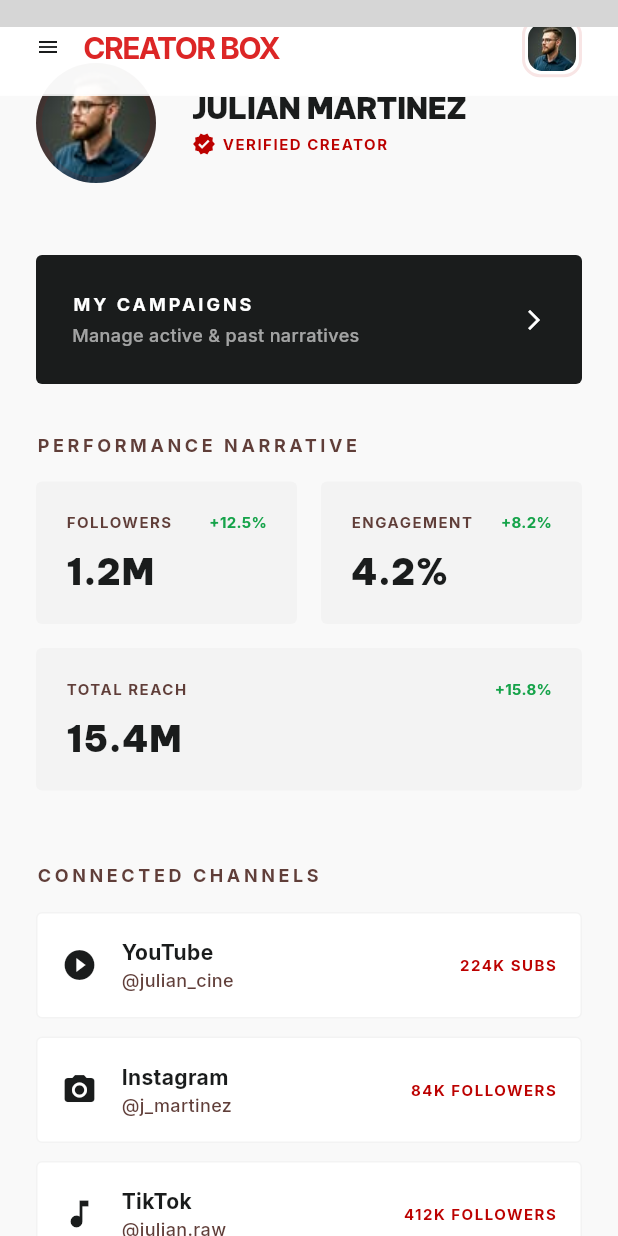
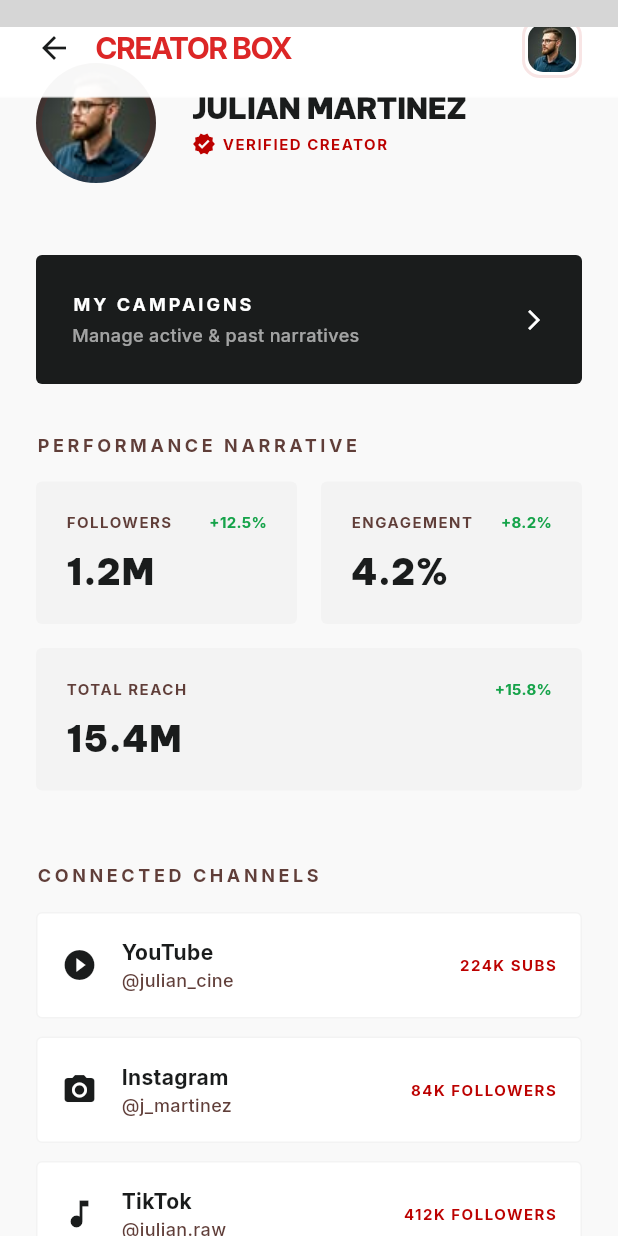
Before and after one commit to Mahesh0237/creator_box_flutter, a Flutter app: the EditProfileScreen screen opened directly, scrolled down 576 dp, on a phone screen of 412 x 824 dp. Run offline on Flutter 3.47's test engine with Material 3 defaults, Android fonts, the phone set to English and light mode, and no system bars; our stand-ins replace flutter_svg, google_fonts; grey boxes are pictures that could not be loaded.

Commit message:
Update edit_profile_screen.dart

```diff
--- a/lib/screens/edit_profile_screen.dart
+++ b/lib/screens/edit_profile_screen.dart
@@ -16,7 +16,7 @@
             child: Column(
               crossAxisAlignment: CrossAxisAlignment.start,
               children: [
-                const SizedBox(height: 64), // Space for sticky header
+                SizedBox(height: MediaQuery.of(context).padding.top + 64), // Space for sticky header
 
                 // Cinematic Hero Section
                 Container(
@@ -263,7 +263,7 @@
             left: 0,
             right: 0,
             child: Container(
-              height: 64,
+              padding: EdgeInsets.only(top: MediaQuery.of(context).padding.top),
               decoration: BoxDecoration(
                 color: Colors.white.withOpacity(0.8),
                 border: Border(bottom: BorderSide(color: Colors.white.withOpacity(0.3))),
@@ -271,6 +271,8 @@
               child: ClipRRect(
                 child: BackdropFilter(
                   filter: ColorFilter.mode(Colors.white.withOpacity(0.8), BlendMode.srcOver),
+                  child: SizedBox(
+                    height: 64,
                     child: Padding(
                       padding: const EdgeInsets.symmetric(horizontal: 24),
                       child: Row(
@@ -278,7 +280,10 @@
                         children: [
                           Row(
                             children: [
-                            const Icon(Icons.menu, color: Color(0xFF1A1C1C), size: 16),
+                              GestureDetector(
+                                onTap: () => Navigator.pop(context),
+                                child: const Icon(Icons.arrow_back, color: Color(0xFF1A1C1C), size: 24),
+                              ),
                               const SizedBox(width: 16),
                             Text(
                               'CREATOR BOX',
@@ -307,6 +312,7 @@
                           ),
                         ),
                       ],
+                    ),
                   ),
                 ),
               ),
```
Lines whose indentation alone changed are shown as unchanged.
